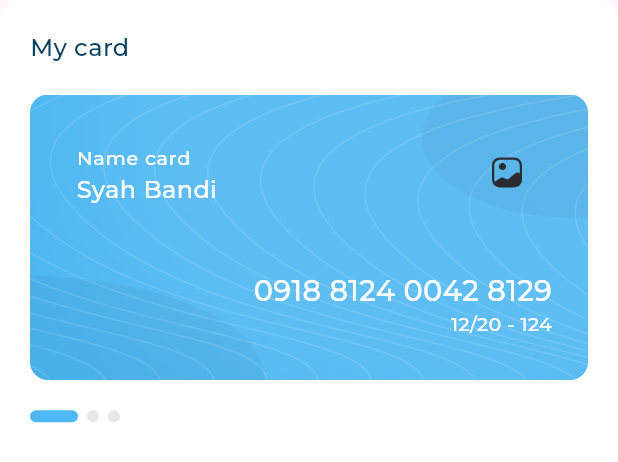
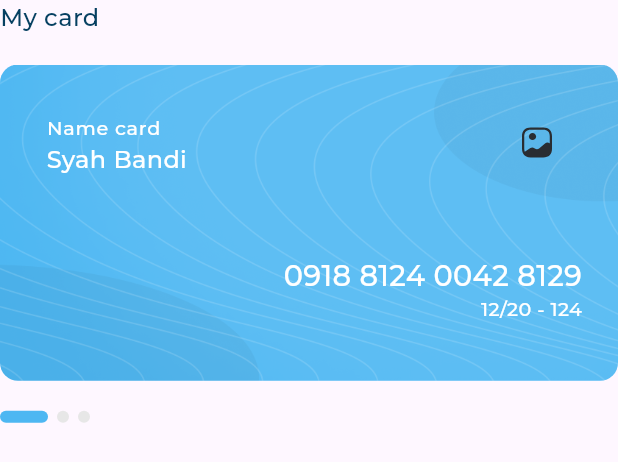
Before and after one commit to osamasabry9/Admin-Dashboard, a Flutter app: the MyCardsSection widget shown alone on an empty page, opened directly, on a phone screen of 412 x 824 dp. Shown: the top 462 px of the screen. Run offline on Flutter 3.47's test engine with Material 3 defaults, Android fonts, the phone set to English and light mode, and no system bars; drawn by our look-alikes of expandable_page_view; our stand-ins replace flutter_svg; project files that could hold a hidden picture were left out.

Commit message:
Some edits

```diff
--- a/lib/presentation/widgets/card_widgets/my_cards_page_view.dart
+++ b/lib/presentation/widgets/card_widgets/my_cards_page_view.dart
@@ -4,7 +4,7 @@ import 'package:flutter/material.dart';
 
 class MyCardsPageView extends StatelessWidget {
 final PageController pageController;
-MyCardsPageView({
+const MyCardsPageView({
   super.key,
   required this.pageController,
 
--- a/lib/presentation/widgets/card_widgets/my_cards_section.dart
+++ b/lib/presentation/widgets/card_widgets/my_cards_section.dart
@@ -1,7 +1,6 @@
 import 'package:admin_dash_board/core/utils/app_styles.dart';
 import 'package:admin_dash_board/presentation/widgets/card_widgets/dots_indicator.dart';
 import 'package:admin_dash_board/presentation/widgets/card_widgets/my_cards_page_view.dart';
-import 'package:admin_dash_board/presentation/widgets/custom_background_container.dart';
 import 'package:flutter/material.dart';
 
 class MyCardsSection extends StatefulWidget {
@@ -26,8 +25,8 @@ class _MyCardsSectionState extends State<MyCardsSection> {
 
   @override
   Widget build(BuildContext context) {
-    return CustomBackgroundContainer(
-      child: Column(
+    return Column(
+      crossAxisAlignment: CrossAxisAlignment.start,
       children: [
         SizedBox(
           width: 420,
@@ -45,7 +44,6 @@ class _MyCardsSectionState extends State<MyCardsSection> {
         ),
         DotsIndicator(currentPageIndex: currentPageIndex),
       ],
-      ),
     );
   }
 }
```
Also changed, not shown: lib/presentation/views/dashboard_desktop_layout.dart (+27 -3 lines), lib/presentation/widgets/all_expenses_and_quick_invoice_section.dart (+1 -6 lines). Lines whose indentation alone changed are shown as unchanged.
